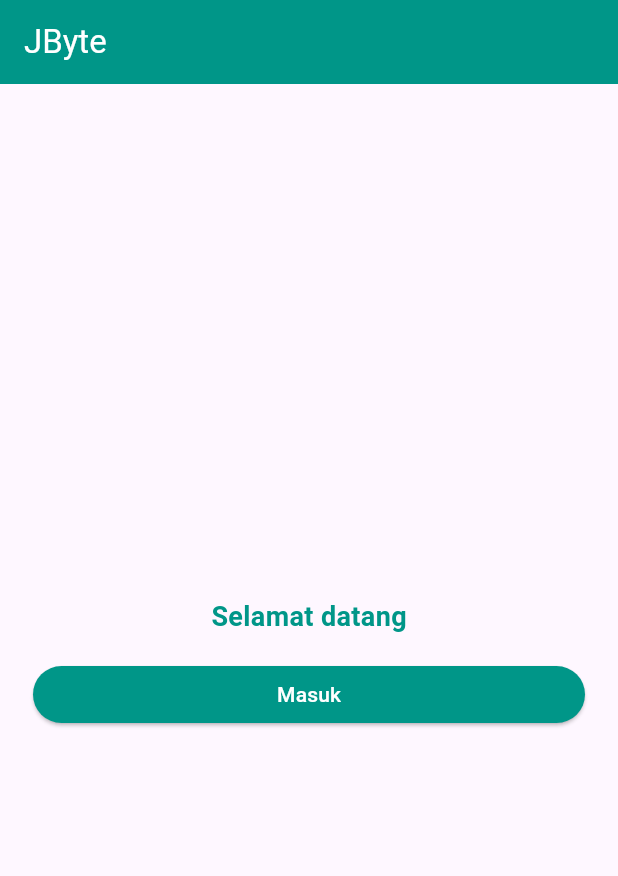
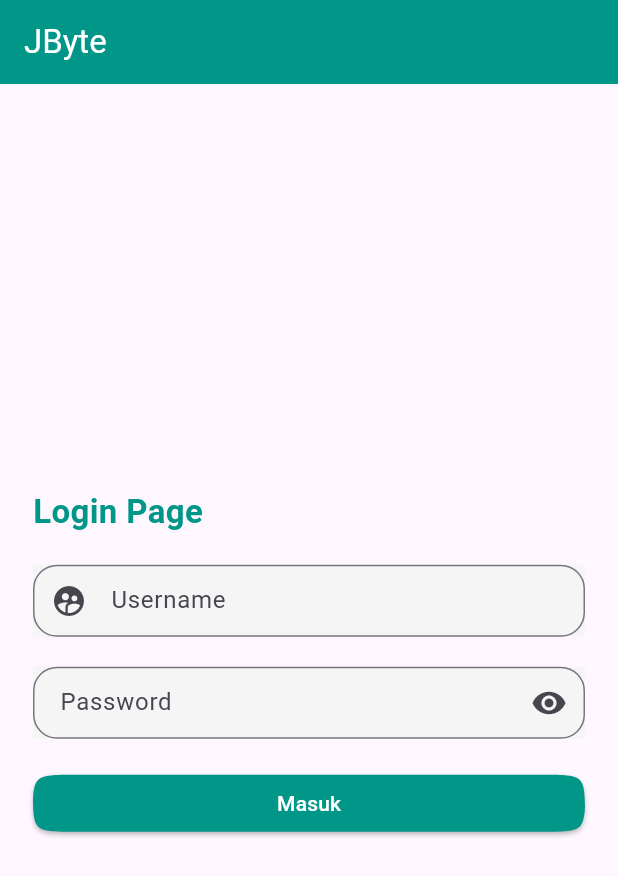
Before and after one commit to sajidan03/ppb_sms2, a Flutter app: the screen it shows after launch, on a phone screen of 412 x 824 dp. Shown: the top 876 px of the screen. Run offline on Flutter 3.47's test engine with Material 3 defaults, Android fonts, the light colour scheme and no system bars.

Commit message:
25/01/2025

```diff
--- a/lib/add_data.dart
+++ b/lib/add_data.dart
@@ -14,7 +14,7 @@ class AddData extends StatelessWidget {
       ),
       body: Center(
         child: Padding(
-          padding: EdgeInsets.all(24),
+          padding: const EdgeInsets.all(24),
           child: Column(
             mainAxisAlignment: MainAxisAlignment.center,
             crossAxisAlignment: CrossAxisAlignment.center,
@@ -77,7 +77,9 @@ class AddData extends StatelessWidget {
                   decoration: InputDecoration(
                       suffixIcon: Icon(Icons.visibility),
                       label: Text("Password"),
-                      border: OutlineInputBorder(),
+                      // border: OutlineInputBorder(),
+                      border: OutlineInputBorder(
+                          borderRadius: BorderRadius.circular(18)),
                       contentPadding: EdgeInsets.only(left: 14)),
                 ),
               ),
@@ -97,6 +99,8 @@ class AddData extends StatelessWidget {
                   },
                   child: Text("Tambah"),
                   style: ElevatedButton.styleFrom(
+                      shape: ContinuousRectangleBorder(
+                          borderRadius: BorderRadius.circular(28)),
                       backgroundColor: Colors.teal,
                       foregroundColor: Colors.white),
                 ),
--- a/lib/home.dart
+++ b/lib/home.dart
@@ -20,17 +20,56 @@ class Home extends StatelessWidget {
             mainAxisAlignment: MainAxisAlignment.center,
             children: [
               Align(
-                alignment: Alignment.center,
+                alignment: Alignment.centerLeft,
                 child: Text(
-                  'Selamat datang',
+                  'Login Page',
                   style: TextStyle(
                       fontWeight: FontWeight.bold,
-                      fontSize: 18,
+                      fontSize: 22,
                       color: Colors.teal),
                 ),
               ),
               SizedBox(
                 height: 20,
+              ),
+              Container(
+                width: double.infinity,
+                decoration: BoxDecoration(
+                  color: Colors.grey[100],
+                ),
+                child: TextFormField(
+                  keyboardType: TextInputType.emailAddress,
+                  decoration: InputDecoration(
+                      prefixIcon: Icon(Icons.supervised_user_circle),
+                      label: Text("Username"),
+                      // border: OutlineInputBorder(),
+                      border: OutlineInputBorder(
+                          borderRadius: BorderRadius.circular(16)),
+                      contentPadding: EdgeInsets.only(left: 14)),
+                ),
+              ),
+              SizedBox(
+                height: 20,
+              ),
+              Container(
+                width: double.infinity,
+                decoration: BoxDecoration(
+                  color: Colors.grey[100],
+                ),
+                child: TextFormField(
+                  obscureText: true,
+                  keyboardType: TextInputType.visiblePassword,
+                  decoration: InputDecoration(
+                      suffixIcon: Icon(Icons.visibility),
+                      label: Text("Password"),
+                      // border: OutlineInputBorder(),
+                      border: OutlineInputBorder(
+                          borderRadius: BorderRadius.circular(16)),
+                      contentPadding: EdgeInsets.only(left: 14)),
+                ),
+              ),
+              SizedBox(
+                height: 24,
               ),
               Container(
                 width: double.infinity,
@@ -48,6 +87,8 @@ class Home extends StatelessWidget {
                   },
                   child: Text('Masuk'),
                   style: ElevatedButton.styleFrom(
+                    shape: ContinuousRectangleBorder(
+                        borderRadius: BorderRadius.circular(28)),
                     backgroundColor: Colors.teal,
                     foregroundColor: Colors.white,
                   ),
```
